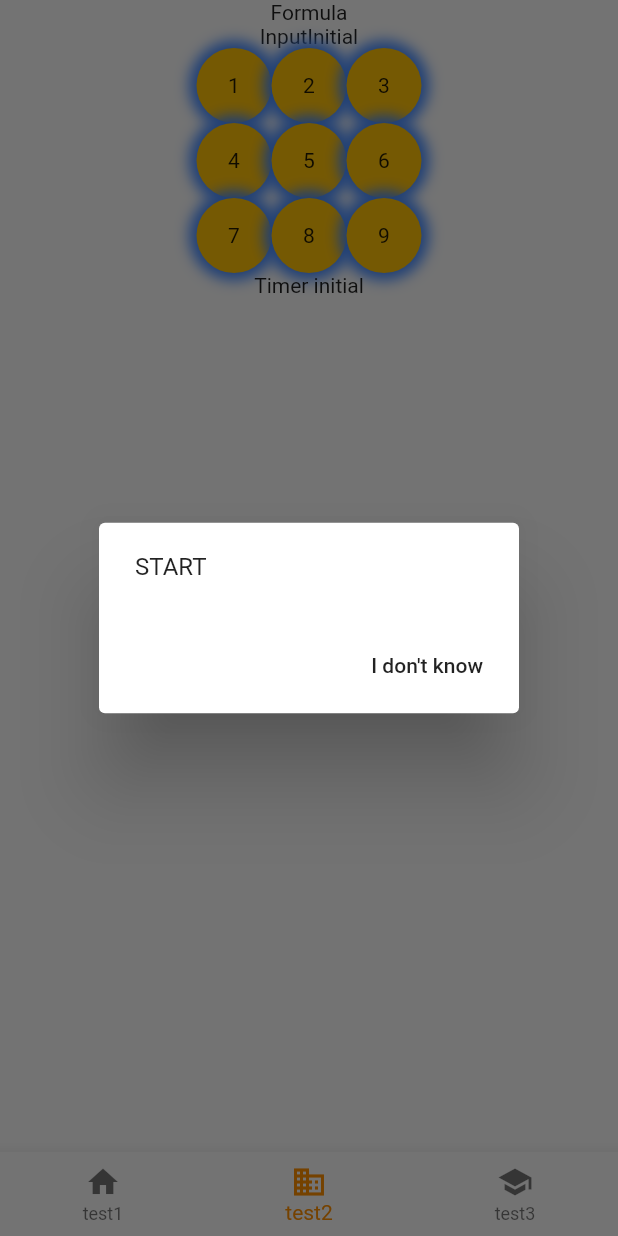
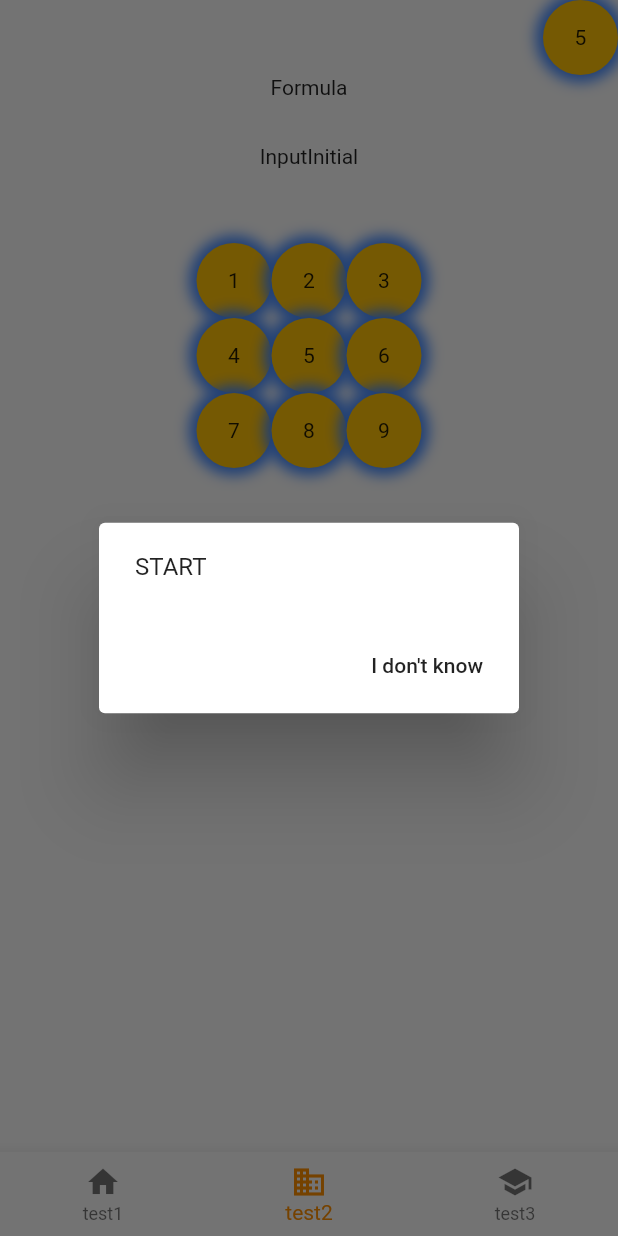
Before and after one commit to EvGen94/easyCountApp, a Flutter app: the screen it shows after launch, item 2 of the bottom bar chosen, on a phone screen of 412 x 824 dp. Run offline on Flutter 3.47's test engine with Material 2 defaults, Android fonts, the phone set to English and light mode, and no system bars; our stand-ins replace bloc, flutter_bloc.

Commit message:
timer, small design changes for future work

```diff
--- a/lib/classes/timer.dart
+++ b/lib/classes/timer.dart
@@ -3,7 +3,7 @@ import 'dart:async';
 class Ticker {
   Stream<int> tick() {
     int ticks;
-    ticks = 60;
+    ticks = 5;
     return Stream.periodic(Duration(seconds: 1), (x) => ticks - x - 1)
         .take(ticks);
   }
--- a/lib/cubit/page_one/timer_cubit.dart
+++ b/lib/cubit/page_one/timer_cubit.dart
@@ -17,7 +17,7 @@ class TimerCubit extends Cubit<TimerState> {
 
   void getTick() {
     var controller = StreamController<int>();
-
+   // controller.sink.add(5);
     ticker.tick().listen((event) {
       controller.sink.add(event);
     });
--- a/lib/main.dart
+++ b/lib/main.dart
@@ -10,6 +10,7 @@ class MyApp extends StatelessWidget {
   @override
   Widget build(BuildContext context) {
     return MaterialApp(
+      debugShowCheckedModeBanner: false,
       title: _title,
       home: MyStatefulWidget(),
     );
@@ -57,15 +58,15 @@ class _MyStatefulWidgetState extends State<MyStatefulWidget> {
         items: const <BottomNavigationBarItem>[
           BottomNavigationBarItem(
             icon: Icon(Icons.home),
-            title: Text("test1"),
+            label: "test1",
           ),
           BottomNavigationBarItem(
             icon: Icon(Icons.business),
-            title: Text("test2"),
+            label: "test2",
           ),
           BottomNavigationBarItem(
             icon: Icon(Icons.school),
-            title: Text("test3"),
+            label: "test3",
           ),
         ],
         currentIndex: _selectedIndex,
--- a/lib/page_one.dart
+++ b/lib/page_one.dart
@@ -31,17 +31,24 @@ class PageOne extends StatelessWidget {
         BlocProvider<KeyboardCubit>(
           create: (BuildContext context) => KeyboardCubit(),
         ),
-         BlocProvider<TimerCubit>(
+        BlocProvider<TimerCubit>(
           create: (BuildContext context) => TimerCubit(ticker),
         ),
       ],
       child: Column(
         crossAxisAlignment: CrossAxisAlignment.center,
-        children: <Widget>[
+        children: [
+          Row(
+            mainAxisAlignment: MainAxisAlignment.end,
+            children: <Widget>[
+              Timer(),
+            ],
+          ),
           FormulaLine(),
+          SizedBox(height: 30,),
           InputLine(),
+          SizedBox(height: 50,),
           Keyboard(),
-          Timer(),
         ],
       ),
     );
--- a/lib/page_one_widgets/timer_state.dart
+++ b/lib/page_one_widgets/timer_state.dart
@@ -11,13 +11,53 @@ class Timer extends StatelessWidget {
     return BlocBuilder<TimerCubit, TimerState>(
       builder: (context, state) {
         if (state is TimerInitial) {
-          return Text("Timer initial");
+          return Container(
+      decoration: BoxDecoration(
+        shape: BoxShape.circle,
+        color: Colors.amber,
+        boxShadow: [
+          BoxShadow(
+            color: Colors.blueAccent,
+            spreadRadius: 5,
+            blurRadius: 7,
+            //offset: Offset(0, 3), // changes position of shadow
+          ),
+        ],
+      ),
+      child: Container(
+        width: 50,
+        height: 50,
+        child: Center(
+          child: Text("5"),
+        ),
+      ),
+    );
         }
         if (state is TimerRun) {
           return StreamBuilder(
             stream: state.mystream,
             builder: (contex, snapshot) {
-              return Text("${snapshot.data}");
+              return Container(
+      decoration: BoxDecoration(
+        shape: BoxShape.circle,
+        color: Colors.amber,
+        boxShadow: [
+          BoxShadow(
+            color: Colors.blueAccent,
+            spreadRadius: 5,
+            blurRadius: 7,
+            //offset: Offset(0, 3), // changes position of shadow
+          ),
+        ],
+      ),
+      child: Container(
+        width: 50,
+        height: 50,
+        child: Center(
+          child: Text("${snapshot.data}"),
+        ),
+      ),
+    );
             },
           );
         }
```
